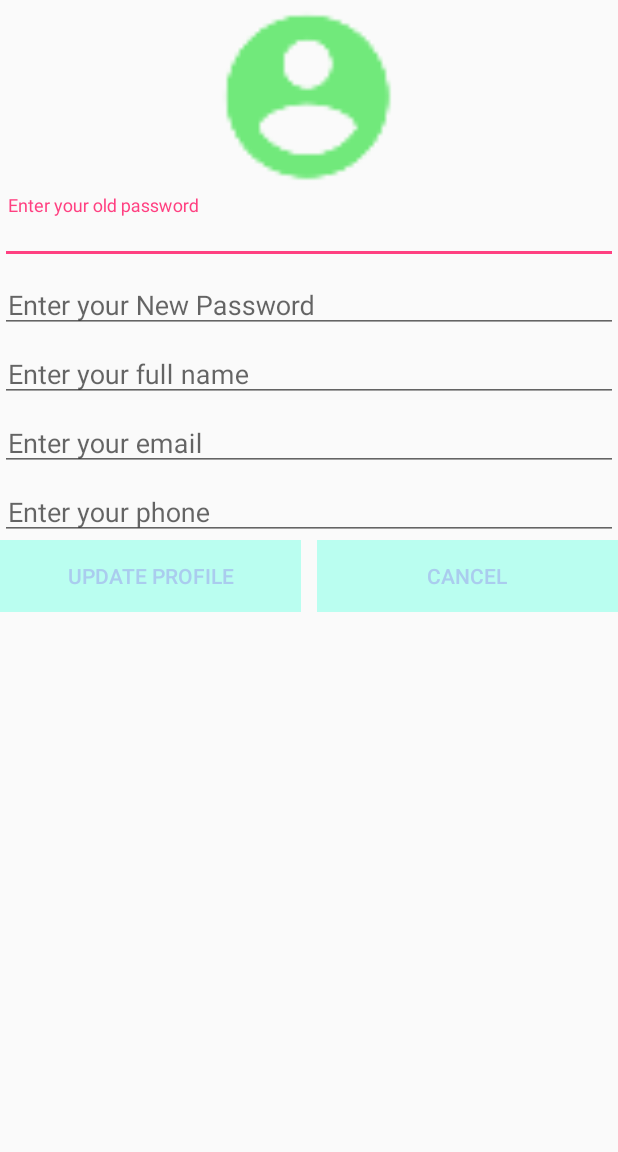
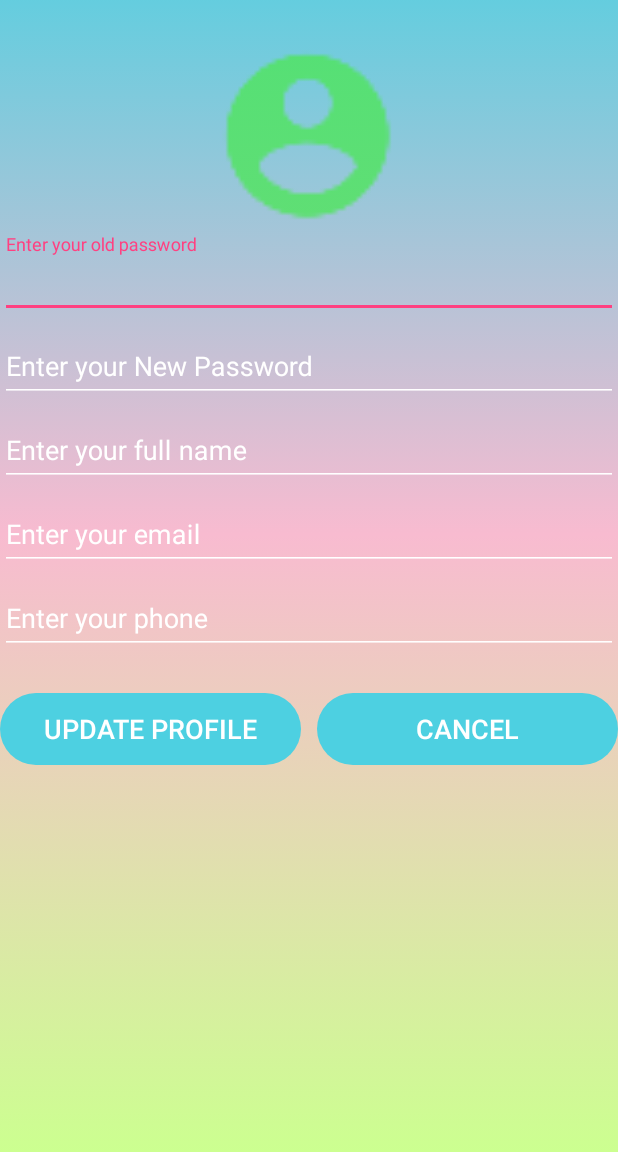
Before and after one commit to JatinPruthi/android-app-chatExpress, an Android app: the UserProfile screen opened directly, with no data from a screen before it, on a phone screen of 412 x 824 dp, the part 84-1236 px from its top. Run offline under Robolectric (Android 15) with nearby library versions, the phone set to English and light mode, and no system bars; our stand-ins replace Picasso, sdp/ssp sizes; libraries missing offline, so code that uses them is left out: com.quickblox.auth, com.quickblox.chat, com.quickblox.content, com.quickblox.core, com.quickblox.users and 1 more; pictures from the network do not load; 5 statements that could not run were skipped.

Commit message:
changed chatbot api

```diff
--- a/app/src/main/java/projects/jatin/chatexpress/ChatMessageActivity.java
+++ b/app/src/main/java/projects/jatin/chatexpress/ChatMessageActivity.java
@@ -530,7 +530,7 @@ public class ChatMessageActivity extends AppCompatActivity implements QBChatDial
                                                 .endConfig()
                                                 .round();
 
-                                        TextDrawable online=builder.build("", Color.RED);
+                                        TextDrawable online=builder.build("", Color.GREEN);
                                         img_online_count.setImageDrawable(online);
                                         txt_online_count.setText(String.format("%d/%d Online",onlineList.size(),qbChatDialog.getOccupants().size()));
 //                                        Toast.makeText(ChatMessageActivity.this, "list "+onlineList.size(), Toast.LENGTH_SHORT).show();
--- a/app/src/main/java/projects/jatin/chatexpress/MainActivity.java
+++ b/app/src/main/java/projects/jatin/chatexpress/MainActivity.java
@@ -10,6 +10,7 @@ import android.support.annotation.NonNull;
 import android.support.annotation.RequiresApi;
 import android.support.v7.app.AppCompatActivity;
 import android.view.View;
+import android.view.inputmethod.EditorInfo;
 import android.widget.Button;
 import android.widget.EditText;
 import android.widget.TextView;
@@ -57,6 +58,7 @@ public class MainActivity extends AppCompatActivity {
         btnSignup= (TextView) findViewById(R.id.main_btnSignup);
 
         edtUser= (EditText) findViewById(R.id.main_editLogin);
+        edtUser.setImeOptions(EditorInfo.IME_ACTION_NEXT);
         edtPassword= (EditText) findViewById(R.id.main_editPassword);
 
 
--- a/app/src/main/res/layout/activity_main.xml
+++ b/app/src/main/res/layout/activity_main.xml
@@ -36,7 +36,6 @@
             android:background="@android:color/transparent"
             android:layout_height="wrap_content">
             <EditText
-                android:imeOptions="actionNext"
                 android:id="@+id/main_editLogin"
                 android:hint="Username"
                 android:backgroundTint="@color/white"
--- a/app/src/main/res/layout/activity_sign_up.xml
+++ b/app/src/main/res/layout/activity_sign_up.xml
@@ -23,6 +23,7 @@
             android:textColor="@color/white"
             android:layout_height="wrap_content">
             <EditText
+                android:textSize="18sp"
                 android:textColorHint="@color/white"
                 android:textColor="@color/white"
                 android:backgroundTint="@color/white"
@@ -39,6 +40,7 @@
             android:textColor="@color/white"
             android:layout_height="wrap_content">
             <EditText
+                android:textSize="18sp"
                 android:backgroundTint="@color/white"
                 android:id="@+id/signup_editLogin"
                 android:hint="Username"
@@ -55,6 +57,7 @@
             android:textColor="@color/white"
             android:layout_height="wrap_content">
             <EditText
+                android:textSize="18sp"
                 android:backgroundTint="@color/white"
                 android:id="@+id/signup_editPassword"
                 android:hint="Password"
@@ -71,6 +74,8 @@
             android:layout_marginTop="@dimen/_30sdp"
             android:id="@+id/signup_btnSignup"
             android:text="Sign Up"
+            android:textSize="20sp"
+            android:textStyle="bold"
             android:background="@drawable/buttonshape"
             android:textColor="@color/white"
             android:layout_width="@dimen/_150sdp"
@@ -84,6 +89,8 @@
         android:layout_marginTop="@dimen/_30sdp"
         android:background="@drawable/buttonshape"
         android:text="Cancel"
+        android:textSize="20sp"
+        android:textStyle="bold"
         android:textColor="@color/white" />
 
 </LinearLayout>
--- a/app/src/main/res/layout/activity_splash.xml
+++ b/app/src/main/res/layout/activity_splash.xml
@@ -4,14 +4,15 @@
     xmlns:app="http://schemas.android.com/apk/res-auto"
     xmlns:tools="http://schemas.android.com/tools"
     android:layout_width="match_parent"
-    android:background="#caf"
+    android:background="@drawable/login_background"
     android:layout_height="match_parent"
     tools:context="projects.jatin.chatexpress.Splash">
 
     <TextView
-        android:textSize="32sp"
+        android:textSize="40sp"
         android:textColor="@android:color/white"
         android:gravity="center"
+        android:textStyle="bold"
         android:text="CHAT EXPRESS!"
         android:layout_gravity="center"
         android:layout_width="match_parent"
--- a/app/src/main/res/layout/activity_user_profile.xml
+++ b/app/src/main/res/layout/activity_user_profile.xml
@@ -5,6 +5,7 @@
     xmlns:tools="http://schemas.android.com/tools"
     android:layout_width="match_parent"
     android:layout_height="match_parent"
+    android:background="@drawable/login_background"
     tools:context="projects.jatin.chatexpress.UserProfile"
     android:orientation="vertical">
 
@@ -19,6 +20,7 @@
 
     <ImageView
 
+        android:layout_marginTop="@dimen/_20sdp"
         android:src="@drawable/ic_user"
         android:id="@+id/user_avatar"
         android:layout_gravity="center_horizontal"
@@ -32,12 +34,18 @@
 
 
         <android.support.design.widget.TextInputLayout
+            android:backgroundTint="@color/white"
+            android:textColor="@color/white"
+            android:textColorHint="@color/white"
             android:layout_width="match_parent"
             android:layout_height="wrap_content">
             <EditText
+                android:backgroundTint="@color/white"
+                android:textColor="@color/white"
+                android:textColorHint="@color/white"
+                android:textSize="18sp"
                 android:id="@+id/update_edt_old_password"
                 android:hint="Enter your old password"
-                android:padding="5dp"
                 android:inputType="textPassword"
                 android:layout_width="match_parent"
                 android:layout_height="wrap_content" />
@@ -45,11 +53,17 @@
 
         <android.support.design.widget.TextInputLayout
             android:layout_width="match_parent"
+            android:backgroundTint="@color/white"
+            android:textColor="@color/white"
+            android:textColorHint="@color/white"
             android:layout_height="wrap_content">
             <EditText
+                android:textSize="18sp"
+                android:backgroundTint="@color/white"
+                android:textColor="@color/white"
+                android:textColorHint="@color/white"
                 android:id="@+id/update_edt_new_password"
                 android:hint="Enter your New Password"
-                android:padding="5dp"
                 android:inputType="textPassword"
                 android:layout_width="match_parent"
                 android:layout_height="wrap_content" />
@@ -59,12 +73,18 @@
 
         <android.support.design.widget.TextInputLayout
             android:layout_width="match_parent"
+            android:backgroundTint="@color/white"
+            android:textColor="@color/white"
+            android:textColorHint="@color/white"
             android:layout_height="wrap_content">
             <EditText
+                android:textSize="18sp"
+                android:backgroundTint="@color/white"
+                android:textColor="@color/white"
+                android:textColorHint="@color/white"
                 android:id="@+id/update_edt_full_name"
                 android:hint="Enter your full name"
                 android:inputType="textAutoComplete|text"
-                android:padding="5dp"
                 android:layout_width="match_parent"
                 android:layout_height="wrap_content" />
         </android.support.design.widget.TextInputLayout>
@@ -72,12 +92,18 @@
 
         <android.support.design.widget.TextInputLayout
             android:layout_width="match_parent"
+            android:backgroundTint="@color/white"
+            android:textColor="@color/white"
+            android:textColorHint="@color/white"
             android:layout_height="wrap_content">
             <EditText
+                android:textSize="18sp"
+                android:backgroundTint="@color/white"
+                android:textColor="@color/white"
+                android:textColorHint="@color/white"
                 android:id="@+id/update_edt_email"
                 android:hint="Enter your email"
                 android:inputType="textEmailAddress"
-                android:padding="5dp"
                 android:layout_width="match_parent"
                 android:layout_height="wrap_content" />
         </android.support.design.widget.TextInputLayout>
@@ -85,12 +111,18 @@
 
         <android.support.design.widget.TextInputLayout
             android:layout_width="match_parent"
+            android:backgroundTint="@color/white"
+            android:textColor="@color/white"
+            android:textColorHint="@color/white"
             android:layout_height="wrap_content">
             <EditText
+                android:textSize="18sp"
                 android:id="@+id/update_edt_phone"
                 android:hint="Enter your phone"
                 android:inputType="phone"
-                android:padding="5dp"
+                android:backgroundTint="@color/white"
+                android:textColor="@color/white"
+                android:textColorHint="@color/white"
                 android:layout_width="match_parent"
                 android:layout_height="wrap_content" />
         </android.support.design.widget.TextInputLayout>
@@ -99,6 +131,7 @@
     </LinearLayout>
 
     <LinearLayout
+        android:layout_marginTop="@dimen/_20sdp"
         android:orientation="horizontal"
         android:weightSum="2"
         android:layout_width="match_parent"
@@ -107,9 +140,10 @@
         <Button
             android:id="@+id/update_user_btn_update"
             android:text="Update Profile"
-            android:background="#cafe"
-            android:textColor="#face"
+            android:background="@drawable/buttonshape"
+            android:textColor="@color/white"
             android:layout_weight="1"
+            android:textSize="18sp"
             android:layout_marginRight="5dp"
             android:layout_width="0dp"
             android:layout_height="wrap_content"
@@ -118,11 +152,12 @@
         <Button
             android:id="@+id/update_user_btn_cancel"
             android:text="Cancel"
-            android:background="#cafe"
-            android:textColor="#face"
+            android:background="@drawable/buttonshape"
+            android:textColor="@color/white"
             android:layout_weight="1"
             android:layout_marginLeft="5dp"
             android:layout_width="0dp"
+            android:textSize="18sp"
             android:layout_height="wrap_content"
             style="@style/Base.Widget.AppCompat.Button.Borderless"/>
 
--- a/app/src/main/res/values/strings.xml
+++ b/app/src/main/res/values/strings.xml
@@ -1,5 +1,5 @@
 <resources>
     <string name="app_name">Chat Express!</string>
-    <string name="simsimi_api">45dd527f-b5f5-449b-8541-535fa427d687</string>
+    <string name="simsimi_api">a388fa63-2b84-4f66-aed1-02595bb43e5e</string>
 
 </resources>
--- a/app/src/main/res/values/styles.xml
+++ b/app/src/main/res/values/styles.xml
@@ -4,7 +4,7 @@
     <style name="AppTheme" parent="Theme.AppCompat.Light.NoActionBar">
         <!-- Customize your theme here. -->
         <item name="colorPrimary">@color/colorPrimary</item>
-        <item name="colorPrimaryDark">@color/colorPrimaryDark</item>
+        <item name="colorPrimaryDark">#00BCD4</item>
         <item name="colorAccent">@color/colorAccent</item>
         <item name="windowActionBar">false</item>
         <item name="android:windowActionBar">false</item>
@@ -18,4 +18,13 @@
         <item name="windowActionBar">false</item>
     </style>
 
+    <!--<style name="LoginTheme" parent="Theme.AppCompat.Light.NoActionBar">-->
+
+        <!--<item name="android:colorPrimaryDark">#00BCD4</item>-->
+        <!--<item name="actionBarTheme">@style/Theme.AppCompat.Light.NoActionBar</item>-->
+        <!--<item name="android:windowTranslucentNavigation">true</item>-->
+        <!--<item name="android:windowTranslucentStatus">true</item>-->
+        <!--<item name="windowActionBar">false</item>-->
+    <!--</style>-->
+
 </resources>
```
Also changed, not shown: app/src/main/ic_launcher-web.png, app/src/main/res/mipmap-hdpi/ic_launcher.png, app/src/main/res/mipmap-mdpi/ic_launcher.png, app/src/main/res/mipmap-xhdpi/ic_launcher.png, app/src/main/res/mipmap-xxhdpi/ic_launcher.png, app/src/main/res/mipmap-xxxhdpi/ic_launcher.png.
